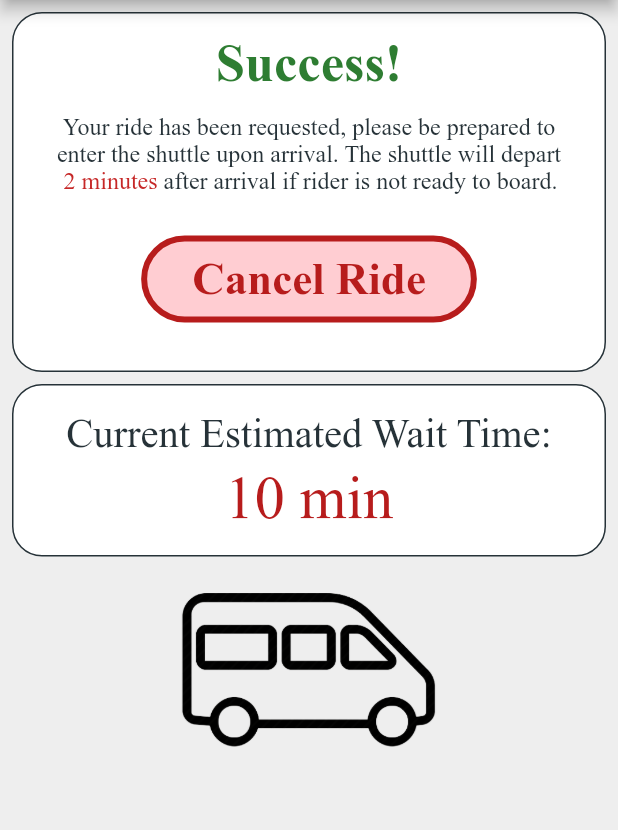
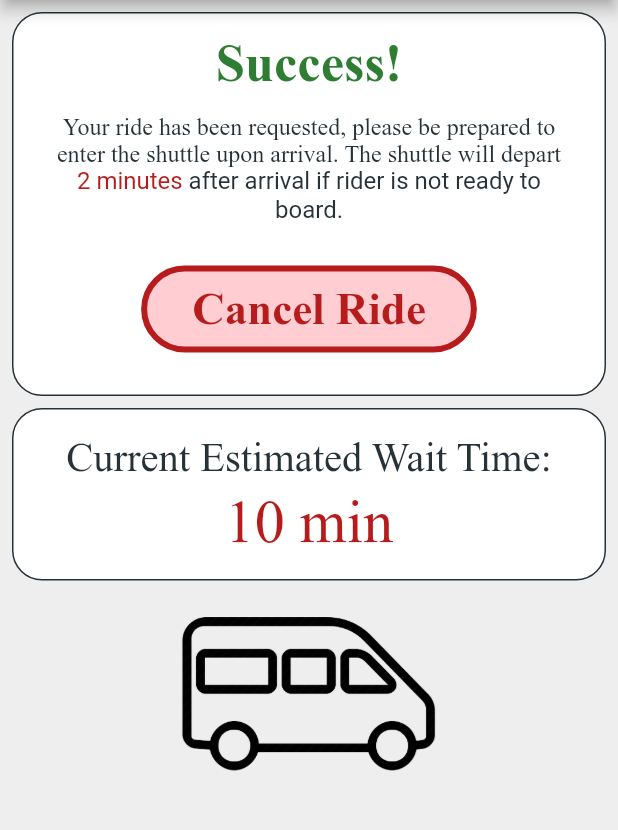
Before and after one commit to BenRiesett/Campus-Shuttle-Software, a Flutter app: the HomePage screen opened by its route, after a tap on "Request", on a phone screen of 412 x 824 dp, the part 105-935 px from its top. Run offline on Flutter 3.47's test engine with Material 2 defaults, Android fonts, the phone set to English and light mode, and no system bars.

Commit message:
Add files via upload

```diff
--- a/lib/homepage.dart
+++ b/lib/homepage.dart
@@ -147,13 +147,14 @@ class _HomePageState extends State<HomePage> {
                               data: Theme.of(context).copyWith(
                                 canvasColor: Colors.grey.shade300,
                               ),
+                              child: Container(
+                                height: 45,
+                                width: 160,
                                 child: DropdownButton<String>(
+                                  isExpanded: true,
                                   value: pickupValue,
-                                icon: Padding(
-                                  padding: const EdgeInsets.only(left: 55.0),
-                                  child: Icon(Icons.arrow_downward,
+                                  icon: Icon(Icons.arrow_downward,
                                       size: 15, color: Colors.blueGrey.shade600),
-                                ),
                                   elevation: 16,
                                   style: TextStyle(
                                       color: Colors.blueGrey.shade600,
@@ -178,6 +179,7 @@ class _HomePageState extends State<HomePage> {
                                       child: Text(value),
                                     );
                                   }).toList(),
+                                ),
                               ),
                             ),
                           ),
@@ -208,13 +210,14 @@ class _HomePageState extends State<HomePage> {
                               data: Theme.of(context).copyWith(
                                 canvasColor: Colors.grey.shade300,
                               ),
+                              child: Container(
+                                height: 45,
+                                width: 160,
                                 child: DropdownButton<String>(
+                                  isExpanded: true,
                                   value: dropoffValue,
-                                icon: Padding(
-                                  padding: const EdgeInsets.only(left: 55.0),
-                                  child: Icon(Icons.arrow_downward,
+                                  icon: Icon(Icons.arrow_downward,
                                       size: 15, color: Colors.blueGrey.shade600),
-                                ),
                                   elevation: 16,
                                   style: TextStyle(
                                       color: Colors.blueGrey.shade600,
@@ -239,6 +242,7 @@ class _HomePageState extends State<HomePage> {
                                       child: Text(value),
                                     );
                                   }).toList(),
+                                ),
                               ),
                             ),
                           ),
@@ -270,13 +274,14 @@ class _HomePageState extends State<HomePage> {
                               data: Theme.of(context).copyWith(
                                 canvasColor: Colors.grey.shade300,
                               ),
+                              child: Container(
+                                height: 45,
+                                width: 160,
                                 child: DropdownButton<String>(
+                                  isExpanded: true,
                                   value: passengers,
-                                icon: Padding(
-                                  padding: const EdgeInsets.only(left: 166.0),
-                                  child: Icon(Icons.arrow_downward,
+                                  icon: Icon(Icons.arrow_downward,
                                       size: 15, color: Colors.blueGrey.shade600),
-                                ),
                                   elevation: 16,
                                   style: TextStyle(
                                       color: Colors.blueGrey.shade600,
@@ -306,6 +311,7 @@ class _HomePageState extends State<HomePage> {
                                       child: Text(value),
                                     );
                                   }).toList(),
+                                ),
                               ),
                             ),
                           ),
--- a/lib/requestPage.dart
+++ b/lib/requestPage.dart
@@ -60,7 +60,6 @@ class _RequestSentPageState extends State<RequestSentPage> {
                       ),
                       borderRadius: BorderRadius.circular(20),
                     ),
-                    height: 240,
                     width: 500,
                     child: Column(
                       children: [
@@ -80,44 +79,55 @@ class _RequestSentPageState extends State<RequestSentPage> {
                           padding: const EdgeInsets.symmetric(horizontal: 25.0),
                           child: Column(
                             children: [
-                              Text(
-                                'Your ride has been requested, please be prepared to \nenter the shuttle upon arrival. The shuttle will depart',
+                              RichText(
                                 textAlign: TextAlign.center,
+                                text: TextSpan(
+                                  text: 'Your ride has been requested, please be prepared to enter the shuttle upon arrival. The shuttle will depart ',
                                   style: TextStyle(
-                                  fontFamily: 'Times',
                                     fontSize: 16,
+                                    fontFamily: 'times',
                                     color: Colors.blueGrey.shade900,
                                   ),
-                              ),
-                              Row(
-                                mainAxisAlignment: MainAxisAlignment.center,
-                                children: [
-                                  Text(
-                                    '2 minutes ',
-                                    textAlign: TextAlign.center,
+                                  children: <TextSpan>[
+                                    TextSpan(text: '2 minutes ', style: TextStyle(color: Colors.red.shade900)),
+                                    TextSpan(text: 'after arrival if rider is not ready to board.',
                                       style: TextStyle(
-                                      fontFamily: 'Times',
-                                      fontSize: 16,
-                                      color: Colors.red.shade800,
-                                    ),
-                                  ),
-                                  const SizedBox(width: 2),
-                                  Text(
-                                    'after arrival if rider is not ready to board.',
-                                    textAlign: TextAlign.center,
-                                    style: TextStyle(
-                                      fontFamily: 'Times',
                                         fontSize: 16,
                                         color: Colors.blueGrey.shade900,
                                     ),
                                     ),
                                   ],
                                 ),
+                              ),
+                              // Row(
+                              //   mainAxisAlignment: MainAxisAlignment.center,
+                              //   children: [
+                              //     Text(
+                              //       '2 minutes ',
+                              //       textAlign: TextAlign.center,
+                              //       style: TextStyle(
+                              //         fontFamily: 'Times',
+                              //         fontSize: 16,
+                              //         color: Colors.red.shade800,
+                              //       ),
+                              //     ),
+                              //     const SizedBox(width: 2),
+                              //     Text(
+                              //       'after arrival if rider is not ready to board.',
+                              //       textAlign: TextAlign.center,
+                              //       style: TextStyle(
+                              //         fontFamily: 'Times',
+                              //         fontSize: 16,
+                              //         color: Colors.blueGrey.shade900,
+                              //       ),
+                              //     ),
+                              //   ],
+                              // ),
                             ],
                           ),
                         ),
                         Padding(
-                          padding: const EdgeInsets.only(top: 20.0),
+                          padding: const EdgeInsets.only(top: 20.0, bottom: 20),
                           child: TextButton(
                             style: ButtonStyle(
                               backgroundColor:
```
Lines whose indentation alone changed are shown as unchanged.
